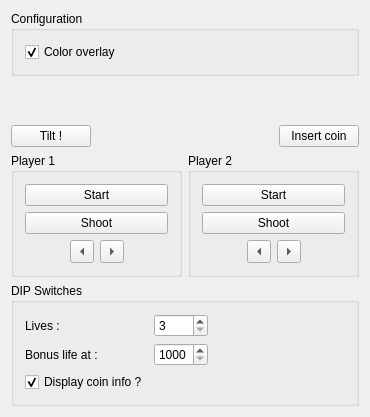
First picture: the form in ui/mainwindow.ui, repository Stellaris-code/SpaceInvadersEmu, before the edit.
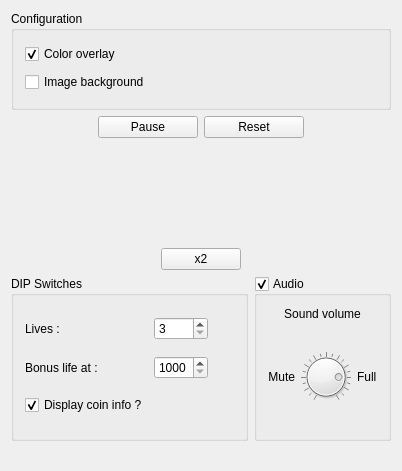
Second picture: the form after the edit. Custom widgets are drawn as their Qt base class.

```diff
--- a/ui/mainwindow.ui
+++ b/ui/mainwindow.ui
@@ -6,8 +6,8 @@
    <rect>
     <x>0</x>
     <y>0</y>
-    <width>370</width>
-    <height>417</height>
+    <width>402</width>
+    <height>471</height>
    </rect>
   </property>
   <property name="windowTitle">
@@ -40,9 +40,93 @@
          </property>
         </widget>
        </item>
+       <item>
+        <widget class="QCheckBox" name="bkgd_enable">
+         <property name="focusPolicy">
+          <enum>Qt::NoFocus</enum>
+         </property>
+         <property name="text">
+          <string>Image background</string>
+         </property>
+         <property name="tristate">
+          <bool>false</bool>
+         </property>
+        </widget>
+       </item>
       </layout>
      </widget>
     </item>
+    <item>
+     <layout class="QHBoxLayout" name="horizontalLayout_9">
+      <item>
+       <spacer name="horizontalSpacer_7">
+        <property name="orientation">
+         <enum>Qt::Horizontal</enum>
+        </property>
+        <property name="sizeHint" stdset="0">
+         <size>
+          <width>40</width>
+          <height>20</height>
+         </size>
+        </property>
+       </spacer>
+      </item>
+      <item>
+       <widget class="QPushButton" name="pauseButton">
+        <property name="minimumSize">
+         <size>
+          <width>100</width>
+          <height>0</height>
+         </size>
+        </property>
+        <property name="focusPolicy">
+         <enum>Qt::NoFocus</enum>
+        </property>
+        <property name="text">
+         <string>Pause</string>
+        </property>
+        <property name="checkable">
+         <bool>true</bool>
+        </property>
+        <property name="checked">
+         <bool>false</bool>
+        </property>
+       </widget>
+      </item>
+      <item>
+       <widget class="QPushButton" name="resetButton">
+        <property name="minimumSize">
+         <size>
+          <width>100</width>
+          <height>0</height>
+         </size>
+        </property>
+        <property name="focusPolicy">
+         <enum>Qt::NoFocus</enum>
+        </property>
+        <property name="text">
+         <string>Reset</string>
+        </property>
+        <property name="checkable">
+         <bool>false</bool>
+        </property>
+       </widget>
+      </item>
+      <item>
+       <spacer name="horizontalSpacer_8">
+        <property name="orientation">
+         <enum>Qt::Horizontal</enum>
+        </property>
+        <property name="sizeHint" stdset="0">
+         <size>
+          <width>40</width>
+          <height>20</height>
+         </size>
+        </property>
+       </spacer>
+      </item>
+     </layout>
+    </item>
     <item>
      <layout class="QHBoxLayout" name="horizontalLayout_5">
       <item>
@@ -59,12 +143,25 @@
     <item>
      <layout class="QHBoxLayout" name="horizontalLayout_4">
       <item>
-       <widget class="QPushButton" name="tiltButton">
+       <spacer name="horizontalSpacer_9">
+        <property name="orientation">
+         <enum>Qt::Horizontal</enum>
+        </property>
+        <property name="sizeHint" stdset="0">
+         <size>
+          <width>40</width>
+          <height>20</height>
+         </size>
+        </property>
+       </spacer>
+      </item>
+      <item>
+       <widget class="QPushButton" name="scaleButton">
         <property name="focusPolicy">
          <enum>Qt::NoFocus</enum>
         </property>
         <property name="text">
-         <string>Tilt !</string>
+         <string>x2</string>
         </property>
         <property name="checkable">
          <bool>true</bool>
@@ -84,242 +181,196 @@
         </property>
        </spacer>
       </item>
+     </layout>
+    </item>
+    <item>
+     <layout class="QHBoxLayout" name="horizontalLayout_7">
       <item>
-       <widget class="QPushButton" name="coinButton">
+       <widget class="QGroupBox" name="groupBox_3">
+        <property name="styleSheet">
+         <string notr="true"/>
+        </property>
+        <property name="title">
+         <string>DIP Switches</string>
+        </property>
+        <layout class="QGridLayout" name="gridLayout">
+         <item row="1" column="0">
+          <widget class="QLabel" name="label_2">
+           <property name="text">
+            <string>Bonus life at : </string>
+           </property>
+          </widget>
+         </item>
+         <item row="1" column="2">
+          <widget class="QSpinBox" name="bonusLife">
+           <property name="focusPolicy">
+            <enum>Qt::NoFocus</enum>
+           </property>
+           <property name="keyboardTracking">
+            <bool>false</bool>
+           </property>
+           <property name="minimum">
+            <number>1000</number>
+           </property>
+           <property name="maximum">
+            <number>1500</number>
+           </property>
+           <property name="singleStep">
+            <number>500</number>
+           </property>
+          </widget>
+         </item>
+         <item row="0" column="2">
+          <widget class="QSpinBox" name="lives">
+           <property name="focusPolicy">
+            <enum>Qt::NoFocus</enum>
+           </property>
+           <property name="wrapping">
+            <bool>false</bool>
+           </property>
+           <property name="frame">
+            <bool>true</bool>
+           </property>
+           <property name="readOnly">
+            <bool>false</bool>
+           </property>
+           <property name="accelerated">
+            <bool>false</bool>
+           </property>
+           <property name="correctionMode">
+            <enum>QAbstractSpinBox::CorrectToPreviousValue</enum>
+           </property>
+           <property name="keyboardTracking">
+            <bool>false</bool>
+           </property>
+           <property name="minimum">
+            <number>3</number>
+           </property>
+           <property name="maximum">
+            <number>6</number>
+           </property>
+          </widget>
+         </item>
+         <item row="2" column="0">
+          <widget class="QCheckBox" name="coinInfo">
+           <property name="focusPolicy">
+            <enum>Qt::NoFocus</enum>
+           </property>
+           <property name="text">
+            <string>Display coin info ?</string>
+           </property>
+           <property name="checked">
+            <bool>true</bool>
+           </property>
+          </widget>
+         </item>
+         <item row="0" column="0">
+          <widget class="QLabel" name="label">
+           <property name="text">
+            <string>Lives : </string>
+           </property>
+          </widget>
+         </item>
+         <item row="0" column="3">
+          <spacer name="horizontalSpacer_6">
+           <property name="orientation">
+            <enum>Qt::Horizontal</enum>
+           </property>
+           <property name="sizeHint" stdset="0">
+            <size>
+             <width>40</width>
+             <height>20</height>
+            </size>
+           </property>
+          </spacer>
+         </item>
+        </layout>
+       </widget>
+      </item>
+      <item>
+       <widget class="QGroupBox" name="audioBox">
         <property name="focusPolicy">
          <enum>Qt::NoFocus</enum>
         </property>
-        <property name="text">
-         <string>Insert coin</string>
+        <property name="title">
+         <string>Audio</string>
         </property>
         <property name="checkable">
          <bool>true</bool>
         </property>
-       </widget>
-      </item>
-     </layout>
-    </item>
-    <item>
-     <layout class="QHBoxLayout" name="horizontalLayout">
-      <item>
-       <widget class="QGroupBox" name="groupBox_2">
-        <property name="title">
-         <string>Player 1</string>
-        </property>
-        <layout class="QVBoxLayout" name="verticalLayout_2">
+        <layout class="QVBoxLayout" name="verticalLayout_6">
          <item>
-          <widget class="QPushButton" name="P1StartButton">
-           <property name="focusPolicy">
-            <enum>Qt::NoFocus</enum>
+          <widget class="QLabel" name="label_3">
+           <property name="layoutDirection">
+            <enum>Qt::LeftToRight</enum>
            </property>
            <property name="text">
-            <string>Start</string>
+            <string>Sound volume</string>
            </property>
-           <property name="checkable">
-            <bool>true</bool>
+           <property name="alignment">
+            <set>Qt::AlignCenter</set>
            </property>
-           <property name="autoRepeat">
-            <bool>false</bool>
-           </property>
-           <property name="autoExclusive">
-            <bool>false</bool>
-           </property>
-           <property name="autoRepeatDelay">
-            <number>0</number>
-           </property>
-           <property name="autoRepeatInterval">
-            <number>0</number>
-           </property>
-           <property name="flat">
-            <bool>false</bool>
-           </property>
           </widget>
          </item>
          <item>
-          <widget class="QPushButton" name="P1ShootButton">
-           <property name="focusPolicy">
-            <enum>Qt::NoFocus</enum>
-           </property>
-           <property name="text">
-            <string>Shoot</string>
-           </property>
-           <property name="checkable">
-            <bool>true</bool>
-           </property>
-          </widget>
-         </item>
-         <item>
-          <layout class="QHBoxLayout" name="horizontalLayout_2">
+          <layout class="QHBoxLayout" name="horizontalLayout_6">
            <item>
-            <spacer name="horizontalSpacer">
-             <property name="orientation">
-              <enum>Qt::Horizontal</enum>
-             </property>
-             <property name="sizeHint" stdset="0">
-              <size>
-               <width>40</width>
-               <height>20</height>
-              </size>
-             </property>
-            </spacer>
-           </item>
-           <item>
-            <widget class="QToolButton" name="P1LeftButton">
-             <property name="focusPolicy">
-              <enum>Qt::NoFocus</enum>
-             </property>
+            <widget class="QLabel" name="label_4">
              <property name="text">
-              <string>...</string>
+              <string>Mute</string>
              </property>
-             <property name="checkable">
-              <bool>true</bool>
+             <property name="alignment">
+              <set>Qt::AlignRight|Qt::AlignTrailing|Qt::AlignVCenter</set>
              </property>
-             <property name="arrowType">
-              <enum>Qt::LeftArrow</enum>
-             </property>
             </widget>
            </item>
            <item>
-            <widget class="QToolButton" name="P1RightButton">
-             <property name="enabled">
-              <bool>true</bool>
+            <widget class="QDial" name="volume">
+             <property name="maximumSize">
+              <size>
+               <width>50</width>
+               <height>16777215</height>
+              </size>
              </property>
-             <property name="focusPolicy">
-              <enum>Qt::NoFocus</enum>
+             <property name="minimum">
+              <number>0</number>
              </property>
-             <property name="inputMethodHints">
-              <set>Qt::ImhNone</set>
+             <property name="maximum">
+              <number>100</number>
              </property>
-             <property name="text">
-              <string>...</string>
+             <property name="value">
+              <number>80</number>
              </property>
-             <property name="checkable">
+             <property name="tracking">
               <bool>true</bool>
              </property>
-             <property name="autoRaise">
-              <bool>false</bool>
-             </property>
-             <property name="arrowType">
-              <enum>Qt::RightArrow</enum>
-             </property>
-            </widget>
-           </item>
-           <item>
-            <spacer name="horizontalSpacer_2">
              <property name="orientation">
-              <enum>Qt::Horizontal</enum>
+              <enum>Qt::Vertical</enum>
              </property>
-             <property name="sizeHint" stdset="0">
-              <size>
-               <width>40</width>
-               <height>20</height>
-              </size>
+             <property name="invertedAppearance">
+              <bool>false</bool>
              </property>
-            </spacer>
-           </item>
-          </layout>
-         </item>
-        </layout>
-       </widget>
-      </item>
-      <item>
-       <widget class="QGroupBox" name="groupBox">
-        <property name="title">
-         <string>Player 2</string>
-        </property>
-        <layout class="QVBoxLayout" name="verticalLayout_3">
-         <item>
-          <widget class="QPushButton" name="P2StartButton">
-           <property name="focusPolicy">
-            <enum>Qt::NoFocus</enum>
-           </property>
-           <property name="text">
-            <string>Start</string>
-           </property>
-           <property name="checkable">
-            <bool>true</bool>
-           </property>
-          </widget>
-         </item>
-         <item>
-          <widget class="QPushButton" name="P2ShootButton">
-           <property name="focusPolicy">
-            <enum>Qt::NoFocus</enum>
-           </property>
-           <property name="styleSheet">
-            <string notr="true"/>
-           </property>
-           <property name="text">
-            <string>Shoot</string>
-           </property>
-           <property name="checkable">
-            <bool>true</bool>
-           </property>
-          </widget>
-         </item>
-         <item>
-          <layout class="QHBoxLayout" name="horizontalLayout_3">
-           <item>
-            <spacer name="horizontalSpacer_3">
-             <property name="orientation">
-              <enum>Qt::Horizontal</enum>
+             <property name="invertedControls">
+              <bool>false</bool>
              </property>
-             <property name="sizeHint" stdset="0">
-              <size>
-               <width>40</width>
-               <height>20</height>
-              </size>
+             <property name="wrapping">
+              <bool>false</bool>
              </property>
-            </spacer>
-           </item>
-           <item>
-            <widget class="QToolButton" name="P2LeftButton">
-             <property name="focusPolicy">
-              <enum>Qt::NoFocus</enum>
+             <property name="notchTarget">
+              <double>5.000000000000000</double>
              </property>
-             <property name="text">
-              <string>...</string>
-             </property>
-             <property name="checkable">
+             <property name="notchesVisible">
               <bool>true</bool>
              </property>
-             <property name="arrowType">
-              <enum>Qt::LeftArrow</enum>
-             </property>
             </widget>
            </item>
            <item>
-            <widget class="QToolButton" name="P2RightButton">
-             <property name="focusPolicy">
-              <enum>Qt::NoFocus</enum>
-             </property>
+            <widget class="QLabel" name="label_5">
              <property name="text">
-              <string>...</string>
+              <string>Full</string>
              </property>
-             <property name="checkable">
-              <bool>true</bool>
-             </property>
-             <property name="autoRaise">
-              <bool>false</bool>
-             </property>
-             <property name="arrowType">
-              <enum>Qt::RightArrow</enum>
-             </property>
             </widget>
            </item>
-           <item>
-            <spacer name="horizontalSpacer_4">
-             <property name="orientation">
-              <enum>Qt::Horizontal</enum>
-             </property>
-             <property name="sizeHint" stdset="0">
-              <size>
-               <width>40</width>
-               <height>20</height>
-              </size>
-             </property>
-            </spacer>
-           </item>
           </layout>
          </item>
         </layout>
@@ -327,118 +378,11 @@
       </item>
      </layout>
     </item>
-    <item>
-     <widget class="QGroupBox" name="groupBox_3">
-      <property name="styleSheet">
-       <string notr="true"/>
-      </property>
-      <property name="title">
-       <string>DIP Switches</string>
-      </property>
-      <layout class="QGridLayout" name="gridLayout">
-       <item row="1" column="0">
-        <widget class="QLabel" name="label_2">
-         <property name="text">
-          <string>Bonus life at : </string>
-         </property>
-        </widget>
-       </item>
-       <item row="1" column="2">
-        <widget class="QSpinBox" name="spinBox_2">
-         <property name="focusPolicy">
-          <enum>Qt::NoFocus</enum>
-         </property>
-         <property name="keyboardTracking">
-          <bool>false</bool>
-         </property>
-         <property name="minimum">
-          <number>1000</number>
-         </property>
-         <property name="maximum">
-          <number>1500</number>
-         </property>
-         <property name="singleStep">
-          <number>500</number>
-         </property>
-        </widget>
-       </item>
-       <item row="0" column="2">
-        <widget class="QSpinBox" name="spinBox">
-         <property name="focusPolicy">
-          <enum>Qt::NoFocus</enum>
-         </property>
-         <property name="wrapping">
-          <bool>false</bool>
-         </property>
-         <property name="frame">
-          <bool>true</bool>
-         </property>
-         <property name="readOnly">
-          <bool>false</bool>
-         </property>
-         <property name="accelerated">
-          <bool>false</bool>
-         </property>
-         <property name="correctionMode">
-          <enum>QAbstractSpinBox::CorrectToPreviousValue</enum>
-         </property>
-         <property name="keyboardTracking">
-          <bool>false</bool>
-         </property>
-         <property name="minimum">
-          <number>3</number>
-         </property>
-         <property name="maximum">
-          <number>6</number>
-         </property>
-        </widget>
-       </item>
-       <item row="2" column="0">
-        <widget class="QCheckBox" name="checkBox">
-         <property name="focusPolicy">
-          <enum>Qt::NoFocus</enum>
-         </property>
-         <property name="text">
-          <string>Display coin info ?</string>
-         </property>
-         <property name="checked">
-          <bool>true</bool>
-         </property>
-        </widget>
-       </item>
-       <item row="0" column="0">
-        <widget class="QLabel" name="label">
-         <property name="text">
-          <string>Lives : </string>
-         </property>
-        </widget>
-       </item>
-       <item row="0" column="3">
-        <spacer name="horizontalSpacer_6">
-         <property name="orientation">
-          <enum>Qt::Horizontal</enum>
-         </property>
-         <property name="sizeHint" stdset="0">
-          <size>
-           <width>40</width>
-           <height>20</height>
-          </size>
-         </property>
-        </spacer>
-       </item>
-      </layout>
-     </widget>
-    </item>
    </layout>
   </widget>
-  <widget class="QMenuBar" name="menuBar">
-   <property name="geometry">
-    <rect>
-     <x>0</x>
-     <y>0</y>
-     <width>370</width>
-     <height>19</height>
-    </rect>
+  <widget class="QStatusBar" name="statusBar">
+   <property name="sizeGripEnabled">
+    <bool>false</bool>
    </property>
   </widget>
  </widget>
```
Left out of the diff: 195 changed lines with no effect on the pictures.
